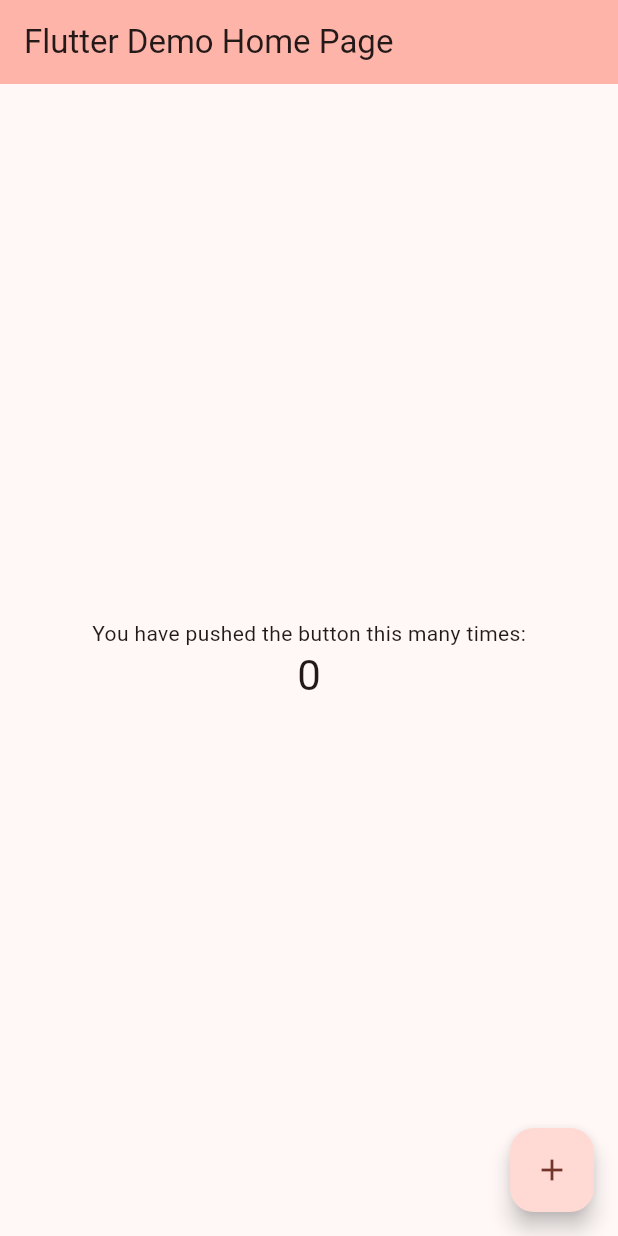
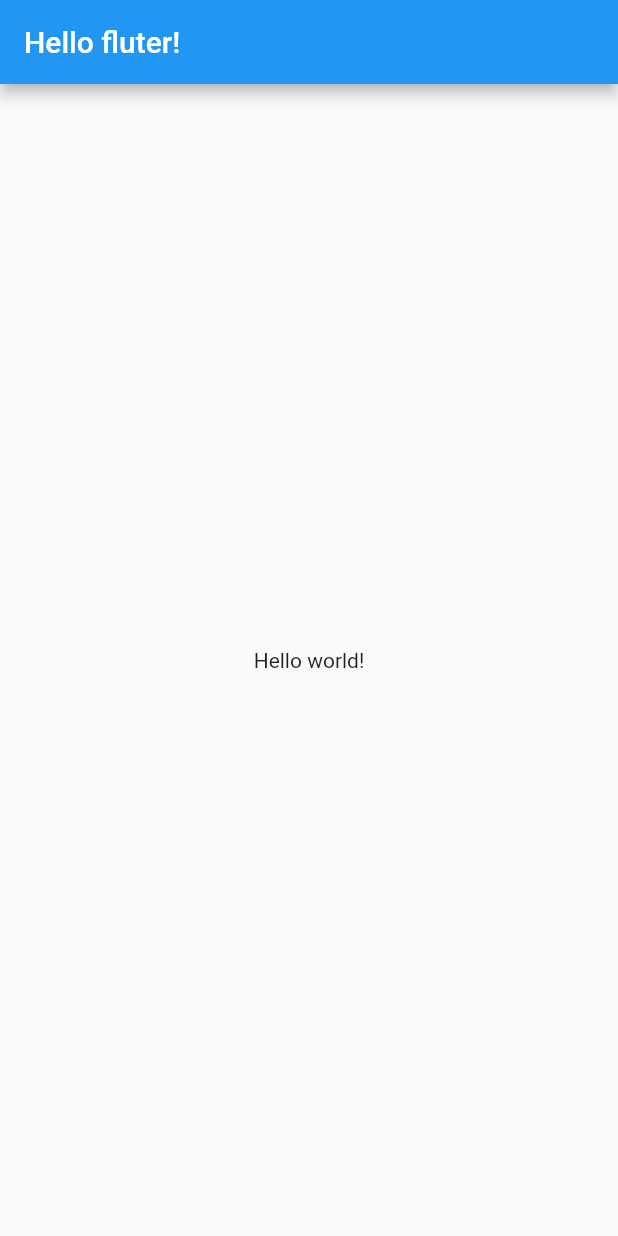
Before and after one commit to POONGNHA/toonfiex, a Flutter app: the screen it shows after launch, on a phone screen of 412 x 824 dp. Run offline on Flutter 3.47's test engine with Material 2 defaults, Android fonts, the phone set to English and light mode, and no system bars.

Commit message:
study about Widget, build, scafflod, appBar, body, Center, child, Text

```diff
--- a/lib/main.dart
+++ b/lib/main.dart
@@ -1,125 +1,21 @@
 import 'package:flutter/material.dart';
 
 void main() {
-  runApp(const MyApp());
+  runApp(App());
 }
 
-class MyApp extends StatelessWidget {
-  const MyApp({super.key});
-
-  // This widget is the root of your application.
+// extends StatelessWidget abstract class to make widget
+class App extends StatelessWidget {
+  // To return something screen, you must make build method in widget
   @override
   Widget build(BuildContext context) {
     return MaterialApp(
-      title: 'Flutter Demo',
-      theme: ThemeData(
-        // This is the theme of your application.
-        //
-        // TRY THIS: Try running your application with "flutter run". You'll see
-        // the application has a blue toolbar. Then, without quitting the app,
-        // try changing the seedColor in the colorScheme below to Colors.green
-        // and then invoke "hot reload" (save your changes or press the "hot
-        // reload" button in a Flutter-supported IDE, or press "r" if you used
-        // the command line to start the app).
-        //
-        // Notice that the counter didn't reset back to zero; the application
-        // state is not lost during the reload. To reset the state, use hot
-        // restart instead.
-        //
-        // This works for code too, not just values: Most code changes can be
-        // tested with just a hot reload.
-        colorScheme: ColorScheme.fromSeed(seedColor: const Color.fromARGB(255, 214, 50, 38)),
-        useMaterial3: true,
+      home: Scaffold(
+        appBar: AppBar(title: Text('Hello fluter!')),
+        body: Center(
+          child: Text('Hello world!'),
+        ),
       ),
-      home: const MyHomePage(title: 'Flutter Demo Home Page'),
     );
   }
 }
-
-class MyHomePage extends StatefulWidget {
-  const MyHomePage({super.key, required this.title});
-
-  // This widget is the home page of your application. It is stateful, meaning
-  // that it has a State object (defined below) that contains fields that affect
-  // how it looks.
-
-  // This class is the configuration for the state. It holds the values (in this
-  // case the title) provided by the parent (in this case the App widget) and
-  // used by the build method of the State. Fields in a Widget subclass are
-  // always marked "final".
-
-  final String title;
-
-  @override
-  State<MyHomePage> createState() => _MyHomePageState();
-}
-
-class _MyHomePageState extends State<MyHomePage> {
-  int _counter = 0;
-
-  void _incrementCounter() {
-    setState(() {
-      // This call to setState tells the Flutter framework that something has
-      // changed in this State, which causes it to rerun the build method below
-      // so that the display can reflect the updated values. If we changed
-      // _counter without calling setState(), then the build method would not be
-      // called again, and so nothing would appear to happen.
-      _counter++;
-    });
-  }
-
-  @override
-  Widget build(BuildContext context) {
-    // This method is rerun every time setState is called, for instance as done
-    // by the _incrementCounter method above.
-    //
-    // The Flutter framework has been optimized to make rerunning build methods
-    // fast, so that you can just rebuild anything that needs updating rather
-    // than having to individually change instances of widgets.
-    return Scaffold(
-      appBar: AppBar(
-        // TRY THIS: Try changing the color here to a specific color (to
-        // Colors.amber, perhaps?) and trigger a hot reload to see the AppBar
-        // change color while the other colors stay the same.
-        backgroundColor: Theme.of(context).colorScheme.inversePrimary,
-        // Here we take the value from the MyHomePage object that was created by
-        // the App.build method, and use it to set our appbar title.
-        title: Text(widget.title),
-      ),
-      body: Center(
-        // Center is a layout widget. It takes a single child and positions it
-        // in the middle of the parent.
-        child: Column(
-          // Column is also a layout widget. It takes a list of children and
-          // arranges them vertically. By default, it sizes itself to fit its
-          // children horizontally, and tries to be as tall as its parent.
-          //
-          // Column has various properties to control how it sizes itself and
-          // how it positions its children. Here we use mainAxisAlignment to
-          // center the children vertically; the main axis here is the vertical
-          // axis because Columns are vertical (the cross axis would be
-          // horizontal).
-          //
-          // TRY THIS: Invoke "debug painting" (choose the "Toggle Debug Paint"
-          // action in the IDE, or press "p" in the console), to see the
-          // wireframe for each widget.
-          mainAxisAlignment: MainAxisAlignment.center,
-          children: <Widget>[
-            const Text(
-              'You have pushed the button this many times:',
-            ),
-            Text(
-              '$_counter',
-              style: Theme.of(context).textTheme.headlineMedium,
-            ),
-          ],
-        ),
-      ),
-      floatingActionButton: FloatingActionButton(
-        onPressed: _incrementCounter,
-        tooltip: 'Increment',
-        child: const Icon(Icons.add),
-      ), // This trailing comma makes auto-formatting nicer for build methods.
-    );
-  }
-}
```
